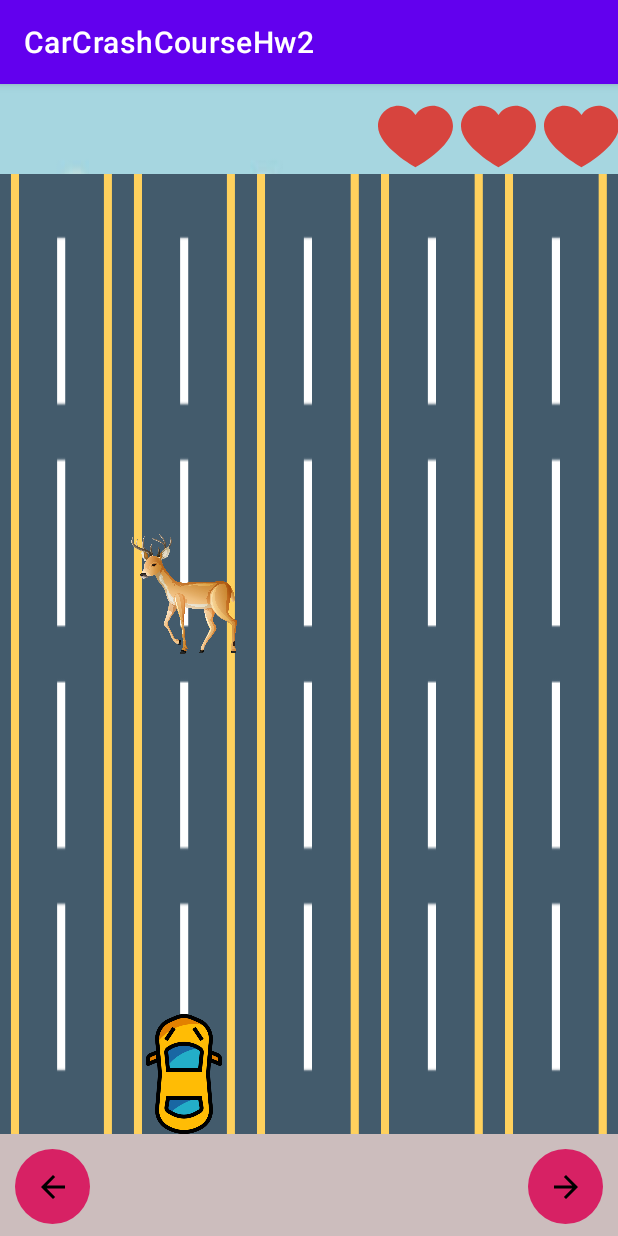
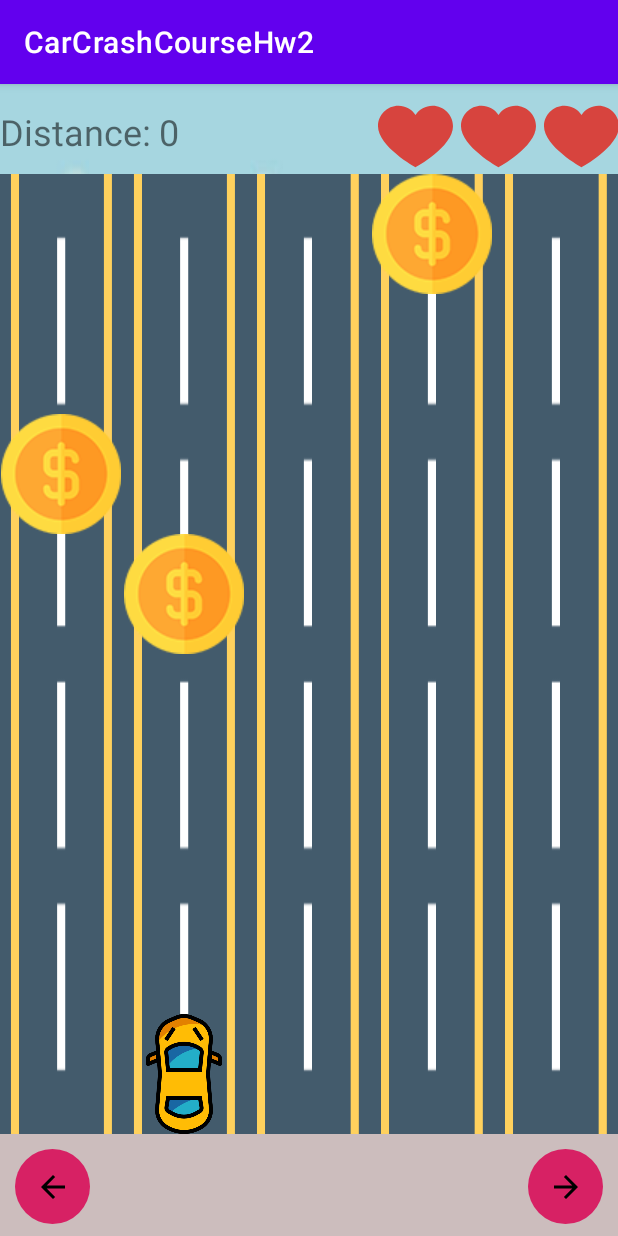
Before and after one commit to Tomer258/CarCrashCourseHw2, an Android app: the game_content_sensor screen opened directly, with no data from a screen before it, on a phone screen of 412 x 824 dp. Run offline under Robolectric (Android 15) with nearby library versions, the phone set to English and light mode, and no system bars.

Commit message:
added:     -coins     -sounds     -distance counter

```diff
--- a/app/src/main/java/com/example/carcrashcoursehw2/game_content_sensor.java
+++ b/app/src/main/java/com/example/carcrashcoursehw2/game_content_sensor.java
@@ -5,12 +5,14 @@ import androidx.appcompat.app.AppCompatActivity;
 import android.os.Bundle;
 import android.widget.ImageButton;
 import android.widget.ImageView;
+import android.widget.TextView;
 
 import com.example.carcrashcoursehw2.logic.Lane;
 import com.example.carcrashcoursehw2.logic.gameManager;
 
 public class game_content_sensor extends AppCompatActivity {
     private ImageButton rightBtn,leftBtn;
+    private TextView score;
     private gameManager gm;
     @Override
     protected void onCreate(Bundle savedInstanceState) {
@@ -39,6 +41,7 @@ public class game_content_sensor extends AppCompatActivity {
     }
 
     private void initialGameManager() {
+        score=findViewById(R.id.score);
         ImageView[] iLane1 ={findViewById(R.id.firstLaneDeer1),findViewById(R.id.firstLaneDeer2),
                 findViewById(R.id.firstLaneDeer3),findViewById(R.id.firstLaneDeer4),
                 findViewById(R.id.firstLaneDeer5),findViewById(R.id.firstLaneDeer6),
@@ -70,7 +73,7 @@ public class game_content_sensor extends AppCompatActivity {
         Lane mLane4= new Lane(0,iLane4);
         Lane mLane5= new Lane(0,iLane5);
         gm =new gameManager(this,new Lane[]{mLane1, mLane2, mLane3, mLane4, mLane5},
-            new ImageView[]{findViewById(R.id.heart1),findViewById(R.id.heart2),findViewById(R.id.heart3)});
+            new ImageView[]{findViewById(R.id.heart1),findViewById(R.id.heart2),findViewById(R.id.heart3)},score);
 
     }
     private void initialStartingValues() {
--- a/app/src/main/java/com/example/carcrashcoursehw2/logic/Lane.java
+++ b/app/src/main/java/com/example/carcrashcoursehw2/logic/Lane.java
@@ -7,7 +7,7 @@ import android.widget.ImageView;
 import com.example.carcrashcoursehw2.R;
 
 public class Lane {
-    private int isCarInLane = 0;
+    private int isCarInLane = 0,isCoin=0;
     private ImageView[] objects;
     private int laneIndex=0;
     private  int isDeerRunning=0;
@@ -40,7 +40,10 @@ public class Lane {
         } else {
             Log.i("SetCarInLane", "Car not toggled");
             this.setIsCarInLane(0);
-            this.objects[7].setImageResource(R.drawable.plyo_w39i_210318_ss4mp_generated);
+            if (this.getIsCoin()==0)
+                this.objects[7].setImageResource(R.drawable.plyo_w39i_210318_ss4mp_generated);
+            else
+                this.objects[7].setImageResource(R.drawable.coin);
             this.objects[7].setVisibility(View.INVISIBLE);
         }
     }
@@ -71,6 +74,27 @@ public class Lane {
         this.isCarInLane = isCarInLane;
     }//setting if car is in lane within the instance
 
+    public int getIsCoin() {
+        return isCoin;
+    }
 
+    public void setIsCoin(int isCoin) {
+        this.isCoin = isCoin;
+    }
+    public  void setLaneToCoin()
+    {
+        for (ImageView object : objects)
+        {
+                object.setImageResource(R.drawable.coin);
+        }
+        if (this.isCarInLane==1)
+            objects[7].setImageResource(R.drawable.car);
+    }
+    public  void setLaneToDeer()
+    {
+        for (ImageView object : objects) {
+            object.setImageResource(R.drawable.plyo_w39i_210318_ss4mp_generated);
+        }
+    }
 
 }
--- a/app/src/main/java/com/example/carcrashcoursehw2/logic/gameManager.java
+++ b/app/src/main/java/com/example/carcrashcoursehw2/logic/gameManager.java
@@ -1,6 +1,7 @@
 package com.example.carcrashcoursehw2.logic;
 
 import android.content.Context;
+import android.media.MediaPlayer;
 import android.os.Handler;
 import android.os.Looper;
 import android.os.VibrationEffect;
@@ -8,29 +9,37 @@ import android.os.Vibrator;
 import android.util.Log;
 import android.view.View;
 import android.widget.ImageView;
+import android.widget.TextView;
 import android.widget.Toast;
 
+
+import com.example.carcrashcoursehw2.R;
 
 import java.util.Random;
 
 
 public class gameManager {
-
+   Random r = new Random();
+   private final int SCORE_ADD=8;
+   private final TextView score;
    private final Lane[] lanes;
    private final ImageView[] hearts;
-   private int droppedHeartCounter = 0,max=0;
+   private int droppedHeartCounter = 0,max=0,scoreInNum=0,distanceCounter=0;
    private final Context c;
    Vibrator vibrator;
+   private MediaPlayer mediaPlayer;
 
    Handler handler1 = new Handler();
 
    Runnable runnable2;
 
-   public gameManager(Context c, Lane[] lanes, ImageView[] hearts) {
+   public gameManager(Context c, Lane[] lanes, ImageView[] hearts, TextView score) {
       this.c = c;
       vibrator = (Vibrator) c.getSystemService(Context.VIBRATOR_SERVICE);
       this.lanes = lanes;
       this.hearts = hearts;
+      this.score=score;
+      mediaPlayer=MediaPlayer.create(c, R.raw.crash);
    }
 
    public void moveCar(int direction)//1 = Right, 0 = Left, Works only with 5 Lanes!!!!!
@@ -45,29 +54,65 @@ public class gameManager {
                lanes[2].setCarInLane(1);
                lanes[2].getObjFromLane(7).setTag("car");
                if (lanes[2].getLaneIndex()==7)
+                  if (lanes[2].getIsCoin()==1)
+                  {
+                     playCoin();
+                     addPoints();
+                  }
+                  else
+                  {
+                     playCrash();
                      removeHeart();
-
+                  }
             } else if (lanes[0].getIsCarInLane() == 1) {
                lanes[0].setCarInLane(0);
                lanes[0].getObjFromLane(7).setTag("deer");
                lanes[1].setCarInLane(1);
                lanes[1].getObjFromLane(7).setTag("car");
-               if (lanes[1].getLaneIndex()==7)
+               if (lanes[1].getLaneIndex()==7) {
+                  if (lanes[1].getIsCoin() == 1)
+                  {
+                     playCoin();
+                     addPoints();
+                  }
+                  else
+                  {
+                     playCrash();
                      removeHeart();
+                  }
+               }
             }else if (lanes[2].getIsCarInLane() == 1) {
                lanes[2].setCarInLane(0);
                lanes[2].getObjFromLane(7).setTag("deer");
                lanes[3].setCarInLane(1);
                lanes[3].getObjFromLane(7).setTag("car");
                if (lanes[3].getLaneIndex()==7)
+                  if (lanes[3].getIsCoin()==1)
+                  {
+                     playCoin();
+                     addPoints();
+                  }
+                  else
+                  {
+                     playCrash();
                      removeHeart();
+                  }
             }else if (lanes[3].getIsCarInLane() == 1) {
                lanes[3].setCarInLane(0);
                lanes[3].getObjFromLane(7).setTag("deer");
                lanes[4].setCarInLane(1);
                lanes[4].getObjFromLane(7).setTag("car");
                if (lanes[4].getLaneIndex()==7)
+                  if (lanes[4].getIsCoin()==1)
+                  {
+                     playCoin();
+                     addPoints();
+                  }
+                  else
+                  {
+                     playCrash();
                      removeHeart();
+                  }
             }
             break;
          }
@@ -80,28 +125,64 @@ public class gameManager {
                lanes[0].setCarInLane(1);
                lanes[0].getObjFromLane(7).setTag("car");
                if (lanes[0].getLaneIndex()==7)
+                  if (lanes[0].getIsCoin()==1)
+                  {
+                     playCoin();
+                     addPoints();
+                  }
+                  else
+                  {
+                     playCrash();
                      removeHeart();
+                  }
             } else if (lanes[2].getIsCarInLane() == 1) {
                lanes[2].setCarInLane(0);
                lanes[2].getObjFromLane(7).setTag("deer");
                lanes[1].setCarInLane(1);
                lanes[1].getObjFromLane(7).setTag("car");
                if (lanes[1].getLaneIndex()==7)
+                  if (lanes[1].getIsCoin()==1)
+                  {
+                     playCoin();
+                     addPoints();
+                  }
+                  else
+                  {
+                     playCrash();
                      removeHeart();
+                  }
             }else if (lanes[3].getIsCarInLane() == 1) {
                lanes[3].setCarInLane(0);
                lanes[3].getObjFromLane(7).setTag("deer");
                lanes[2].setCarInLane(1);
                lanes[2].getObjFromLane(7).setTag("car");
                if (lanes[2].getLaneIndex()==7)
+                  if (lanes[2].getIsCoin()==1)
+                  {
+                     playCoin();
+                     addPoints();
+                  }
+                  else
+                  {
+                     playCrash();
                      removeHeart();
+                  }
             }else if (lanes[4].getIsCarInLane() == 1) {
                lanes[4].setCarInLane(0);
                lanes[4].getObjFromLane(7).setTag("deer");
                lanes[3].setCarInLane(1);
                lanes[3].getObjFromLane(7).setTag("car");
                if (lanes[3].getLaneIndex()==7)
+                  if (lanes[3].getIsCoin()==1)
+                     {
+                       playCoin();
+                       addPoints();
+                      }
+                  else
+                  {
+                     playCrash();
                      removeHeart();
+                  }
             }
             break;
          }
@@ -135,14 +216,30 @@ public class gameManager {
             {
                if (lane.getLaneIndex()==7 && lane.getIsCarInLane()==0)
                {
+
                   lane.getObjFromLane(lane.getLaneIndex()).setVisibility(View.INVISIBLE);
                   lane.setIsDeerRunning(0);
                   lane.setLaneIndex(0);
                   max--;
+                  if (lane.getIsCoin()==1)
+                     resetLaneToDeer(lane);
                }
                if(lane.getLaneIndex()==6 && lane.getIsCarInLane()==1)
                {
+                  lane.getObjFromLane(lane.getLaneIndex()).setVisibility(View.INVISIBLE);
+                  lane.setIsDeerRunning(0);
+                  lane.setLaneIndex(0);
+                  max--;
+                  if (lane.getIsCoin()==1)
+                  {
+                     playCoin();
+                     addPoints();
+                  }
+                  else
+                  {
+                     playCrash();
                      removeHeart();
+                  }
                }
 
                if (lane.getLaneIndex()!=7 && lane.getObjFromLane(lane.getLaneIndex()).getVisibility()==View.VISIBLE)
@@ -155,6 +252,7 @@ public class gameManager {
             }
 
             int whichLane=generateLane();
+            boolean chanceToDropCoin=spawnCoinInLaneChance();
             int free=1;
             if (lanes[whichLane].getIsDeerRunning()==0)
             {
@@ -168,15 +266,26 @@ public class gameManager {
                   }
                   if (free==1)
                   {
+                     if (chanceToDropCoin)
+                        generateCoinLane(lanes[whichLane]);
                      lanes[whichLane].getObjFromLane(0).setVisibility(View.VISIBLE);
                      lanes[whichLane].setIsDeerRunning(1);
                      max++;
                   }
                }
+               if (chanceToDropCoin)
+                  generateCoinLane(lanes[whichLane]);
                lanes[whichLane].getObjFromLane(0).setVisibility(View.VISIBLE);
                lanes[whichLane].setIsDeerRunning(1);
                max++;
             }
+            if (distanceCounter==8)
+            {
+               distanceCounter = 0;
+               addScore();
+            }
+            else
+               distanceCounter++;
             handler1.postDelayed(this, 500);
          }
       };
@@ -184,7 +293,6 @@ public class gameManager {
    }
    private int generateLane()
    {
-      Random r = new Random();
       return r.nextInt(5);
    }
    private void gameOver() {
@@ -198,4 +306,38 @@ public class gameManager {
    {
       runGame();
    }
+   private void generateCoinLane(Lane lane)
+   {
+      lane.setLaneToCoin();
+      lane.setIsCoin(1);
    }
+   private void resetLaneToDeer(Lane lane)
+   {
+      lane.setLaneToDeer();
+      lane.setIsCoin(0);
+   }
+   private boolean spawnCoinInLaneChance()
+   {
+      return (r.nextInt(100)>=40);
+   }
+   private void addPoints() {
+      Log.i("Coin: "," +10 Points!");
+   }
+   private  void addScore()
+   {
+      scoreInNum+=SCORE_ADD;
+      score.setText("" +scoreInNum);
+   }
+   private void playCoin()
+   {
+      if (mediaPlayer!=null) mediaPlayer.release();
+      mediaPlayer = MediaPlayer.create(c, R.raw.coin);
+      mediaPlayer.start();
+   }
+   private void playCrash()
+   {
+      if (mediaPlayer!=null) mediaPlayer.release();
+      mediaPlayer = MediaPlayer.create(c, R.raw.crash);
+      mediaPlayer.start();
+   }
+}
--- a/app/src/main/res/layout/activity_game_content.xml
+++ b/app/src/main/res/layout/activity_game_content.xml
@@ -8,11 +8,36 @@
     android:gravity="bottom"
     android:background="@drawable/backgroundcar"
     android:orientation="vertical">
+    <RelativeLayout
+        android:layout_width="match_parent"
+        android:layout_height="wrap_content">
+        <TextView
+            android:layout_width="wrap_content"
+            android:layout_height="wrap_content"
+            android:id="@+id/distanceText"
+            android:text="Distance:"
+            android:textSize="24sp"
+
+            android:layout_marginTop="15dp"
+            />
+
+        <TextView
+            android:layout_width="wrap_content"
+            android:layout_height="wrap_content"
+            android:id="@+id/score"
+            android:layout_toEndOf="@+id/distanceText"
+            android:layout_marginTop="15dp"
+            android:layout_marginLeft="5dp"
+            android:text="0"
+            android:textSize="24sp"
+            />
+
         <LinearLayout
             android:layout_width="160dp"
             android:layout_height="50dp"
             android:layout_gravity="end"
             android:layout_marginTop="10dp"
+            android:layout_alignParentEnd="true"
             >
             <ImageView
                 android:id="@+id/heart1"
@@ -37,6 +62,8 @@
                 />
 
         </LinearLayout>
+
+    </RelativeLayout>
     <LinearLayout
         android:layout_width="match_parent"
         android:baselineAligned="false"
```
Also changed, not shown: app/src/main/java/com/example/carcrashcoursehw2/game_content.java (+6 -3 lines), app/src/main/res/drawable/coin.png (added), 2 other files. Lines whose indentation alone changed are shown as unchanged.
